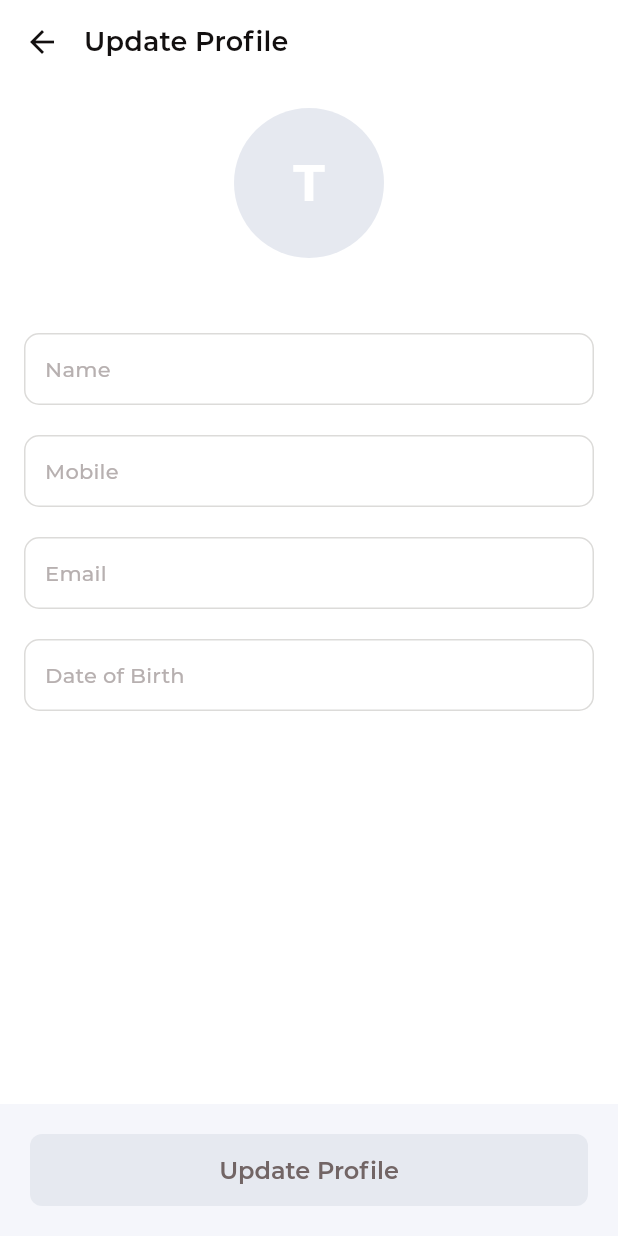
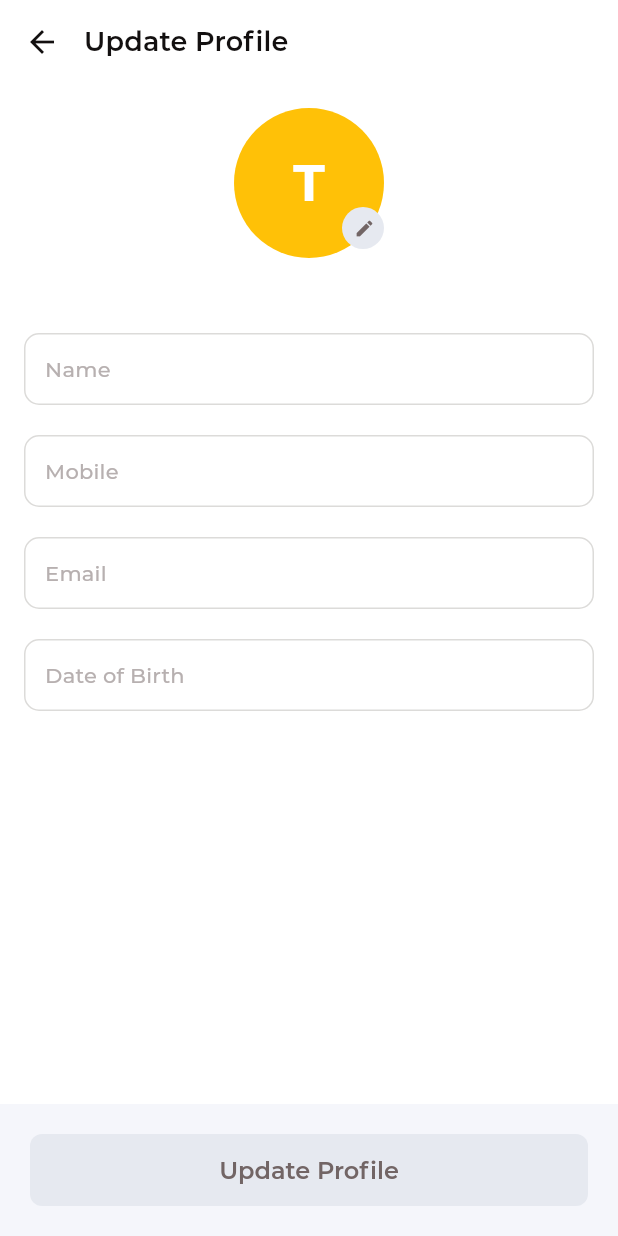
Before and after one commit to tulasireddytulasi/SpicyPickles, a Flutter app: the UpdateProfile screen opened directly, on a phone screen of 412 x 824 dp. Run offline on Flutter 3.47's test engine with Material 3 defaults, Android fonts, the light colour scheme and no system bars; our stand-ins replace bloc, cached_network_image, equatable, flutter_bloc, flutter_svg, infinite_scroll_pagination and 2 more; network calls fail.

Commit message:
add: Updated profile UI

```diff
--- a/lib/presentation/update_profile/update_profile.dart
+++ b/lib/presentation/update_profile/update_profile.dart
@@ -64,14 +64,38 @@ class _UpdateProfileState extends State<UpdateProfile> with TextFieldStyle {
               key: _profileFormKey,
               child: Column(
                 children: [
+                  Center(
+                    child: Stack(
+                      children: [
                         CircleAvatar(
                           radius: 50,
-                    backgroundColor: AppColors.lightBlue,
+                          backgroundColor: Colors.amber,
                           child: Text(
                             _nameController.text.isNotEmpty ? _nameController.text[0].toUpperCase() : 'T',
                             style: context.textStyle?.headlineLarge?.copyWith(
                               color: AppColors.white,
                             ),
+                          ),
+                        ),
+                        Positioned(
+                          bottom: -4,
+                          right: 0,
+                          child: Container(
+                            width: 28,
+                            decoration: BoxDecoration(
+                              shape: BoxShape.circle,
+                              color: AppColors.lightBlue,
+                            ),
+                            child: IconButton(
+                              icon: Icon(Icons.edit),
+                              iconSize: 14,
+                              onPressed: () {
+                                // Implement profile picture editing
+                              },
+                            ),
+                          ),
+                        ),
+                      ],
                     ),
                   ),
                   SizedBox(height: 50),
```
Lines whose indentation alone changed are shown as unchanged.
